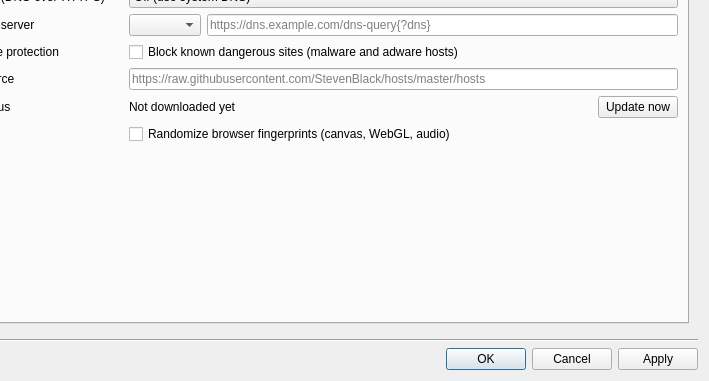
The window that src/lib/preferences/preferences.ui (osza-tools/osza-browser) describes before a commit, drawn with Qt 5; both pictures show x 326 to 1035 and y 346 to 727 of the 1035 by 727 pixel window.
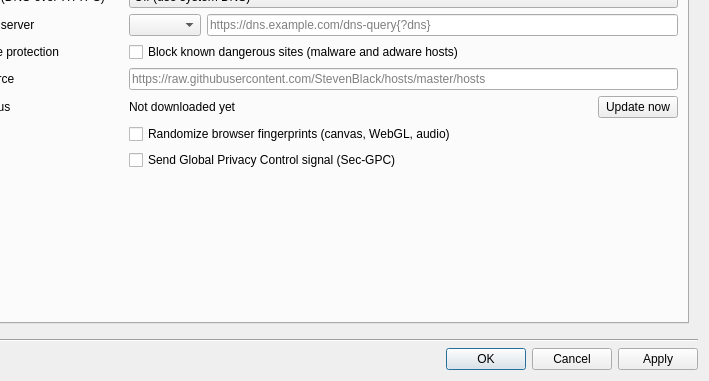
The same window after the commit. The open tabs and pages were chosen to show the change. Custom widgets are drawn as their Qt base class.

Commit message: security: Global Privacy Control, the complete signal

The edit to the form file:
```diff
--- a/src/lib/preferences/preferences.ui
+++ b/src/lib/preferences/preferences.ui
@@ -2608,7 +2608,33 @@
                  </property>
                 </widget>
                </item>
-               <item row="19" column="0" colspan="3">
+               <item row="19" column="0">
+                <spacer name="horizontalSpacerGpc">
+                 <property name="orientation">
+                  <enum>Qt::Orientation::Horizontal</enum>
+                 </property>
+                 <property name="sizeType">
+                  <enum>QSizePolicy::Policy::Fixed</enum>
+                 </property>
+                 <property name="sizeHint" stdset="0">
+                  <size>
+                   <width>20</width>
+                   <height>20</height>
+                  </size>
+                 </property>
+                </spacer>
+               </item>
+               <item row="19" column="2">
+                <widget class="QCheckBox" name="globalPrivacyControl">
+                 <property name="toolTip">
+                  <string>Send the Global Privacy Control opt-out with every request (Sec-GPC: 1 header) and report it to page scripts (navigator.globalPrivacyControl). Where the law recognizes GPC (California, Colorado, Connecticut and others), sites must honor it as an opt-out from the sale or sharing of personal data.</string>
+                 </property>
+                 <property name="text">
+                  <string>Send Global Privacy Control signal (Sec-GPC)</string>
+                 </property>
+                </widget>
+               </item>
+               <item row="20" column="0" colspan="3">
                 <spacer name="verticalSpacer_3">
                  <property name="orientation">
                   <enum>Qt::Orientation::Vertical</enum>
```
The commit also changes 13 other files.
